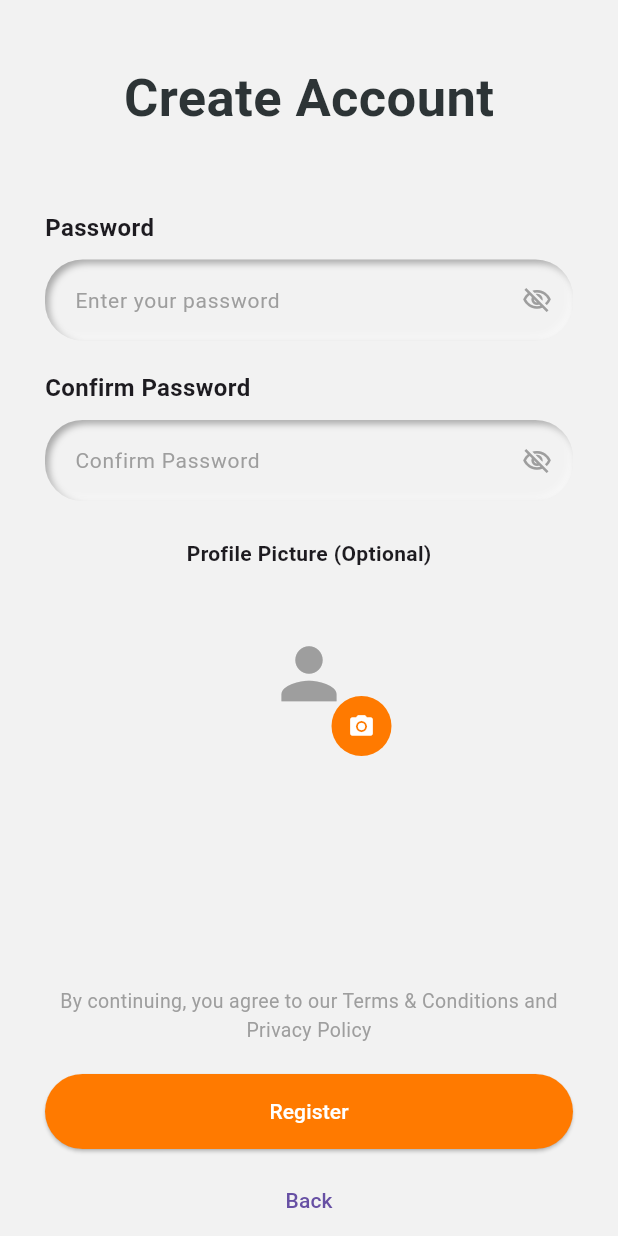
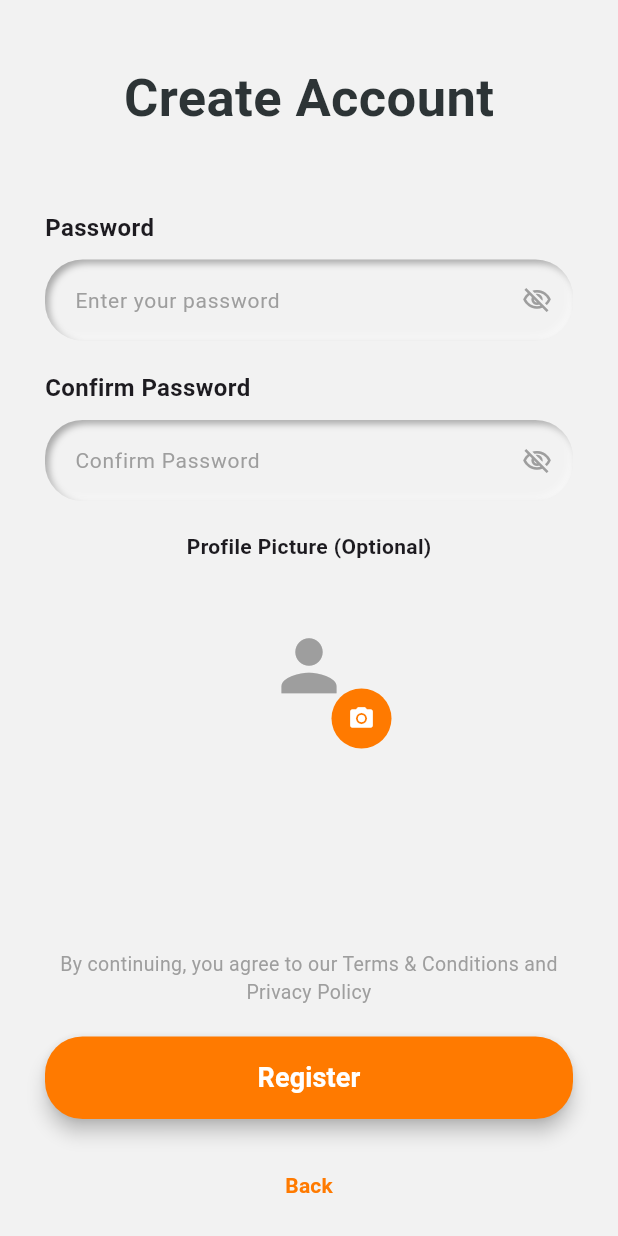
Before and after one commit to layal-hazeem/sportifo_app, a Flutter app: the RegisterScreen screen opened by its route, swiped to page 2, on a phone screen of 412 x 824 dp. Run offline on Flutter 3.47's test engine with Material 3 defaults, Android fonts, the light colour scheme and no system bars; our stand-ins replace bloc, dio, flutter_bloc, flutter_neumorphic_plus, get_it, image_picker and 2 more; accounts and stored records are empty.

Commit message:
joudy edits finish

```diff
--- a/lib/core/network/api_constants.dart
+++ b/lib/core/network/api_constants.dart
@@ -1,7 +1,7 @@
 class ApiConstants {
   // هاد الرابط بتعدليه بس الباك يعطوكي الـ Base URL تبعهم
-  static const String baseUrl = "http://192.168.27.147:8000/api/app/";
- // static const String baseUrl = "http://10.0.2.2:8000/api/app/";
+  //  static const String baseUrl = "http://192.168.1.112:8000/api/app/";
+  static const String baseUrl = "http://10.0.2.2:8000/api/app/";
   // هدول بتعدليهم حسب الـ Documentation اللي رح توصلك
   static const String register = "register";
   static const String login = "login";
--- a/lib/features/auth/presentation/view/register_screen.dart
+++ b/lib/features/auth/presentation/view/register_screen.dart
@@ -17,16 +17,14 @@ class RegisterScreen extends StatefulWidget {
   @override
   State<RegisterScreen> createState() => _RegisterScreenState();
 }
-
-// Form keys for validation
+// مفاتيح التحقق للنماذج
 final _step1FormKey = GlobalKey<FormState>();
 final _step2FormKey = GlobalKey<FormState>();
-
 class _RegisterScreenState extends State<RegisterScreen> {
   final PageController _controller = PageController();
   int currentPage = 0;
 
-  // Text controllers
+  // Controllers
   final TextEditingController _firstNameController = TextEditingController();
   final TextEditingController _lastNameController = TextEditingController();
   final TextEditingController _emailController = TextEditingController();
@@ -63,14 +61,43 @@ class _RegisterScreenState extends State<RegisterScreen> {
       }
     } else {
       if (_step2FormKey.currentState!.validate()) {
+
+        // 🔥 الحل الذكي: فحص الحقول لمعرفة ما أدخله المستخدم
+        final bool hasEmail = _emailController.text.trim().isNotEmpty;
+        final bool hasPhone = _phoneController.text.trim().isNotEmpty;
+
+        if (hasEmail && !hasPhone) {
+          // أدخل إيميل فقط -> نرسل فوراً
+          _submitRegistration('email');
+        }
+        else if (!hasEmail && hasPhone) {
+          // أدخل هاتف فقط -> نرسل فوراً
+          _submitRegistration('phone');
+        }
+        else if (hasEmail && hasPhone) {
+          // أدخل الاثنين معاً -> نعرض له الخيارات
           showOtpChoice();
+        }
+        else {
+          // احتياطياً في حال كان كلا الحقلين فارغين
+          // (رغم أن الفاليديشن يفترض أن يمنع ذلك)
+          ScaffoldMessenger.of(context).showSnackBar(
+            SnackBar(
+              content: Text(AppLocalizations.of(context)!.messageOfIncompleteInfo ?? "Please provide an email or phone"),
+              backgroundColor: Colors.red,
+            ),
+          );
+        }
       }
     }
   }
 
-  // Send data to Cubit
-  void _submitRegistration(String otpMethod) {
+  // method for send to the cubit
+  void _submitRegistration(String otpMethod, {bool fromBottomSheet = false}) {
+
+    if (fromBottomSheet) {
       Navigator.pop(context);
+    }
 
     context.read<RegisterCubit>().registerUser(
       firstName: _firstNameController.text.trim(),
@@ -84,10 +111,8 @@ class _RegisterScreenState extends State<RegisterScreen> {
     );
   }
 
-  // OTP method bottom sheet
   void showOtpChoice() {
     final l10n = AppLocalizations.of(context)!;
-
     showModalBottomSheet(
       context: context,
       backgroundColor: AppColors.background,
@@ -110,29 +135,27 @@ class _RegisterScreenState extends State<RegisterScreen> {
                 ),
               ),
               const SizedBox(height: 20),
-
-              Text(
-                l10n.chooseOtpMethod,
+              Text(l10n.chooseOtpMethod,
                 style: const TextStyle(
                   fontSize: 18,
                   fontWeight: FontWeight.bold,
                   color: AppColors.textDark,
                 ),
               ),
-
               const SizedBox(height: 20),
 
+              // 3. تعديل الـ onTap ليرسل البيانات بدلاً من الإغلاق فقط
               ListTile(
                 leading: const Icon(Icons.email_outlined),
                 title: Text(l10n.viaEmail),
                 onTap: () => _submitRegistration('email'),
               ),
-
               ListTile(
                 leading: const Icon(Icons.phone_outlined),
                 title: Text(l10n.viaPhone),
                 onTap: () => _submitRegistration('phone'),
               ),
+              const SizedBox(height: 10),
             ],
           ),
         );
@@ -146,25 +169,25 @@ class _RegisterScreenState extends State<RegisterScreen> {
 
     return Scaffold(
       backgroundColor: AppColors.background,
-
+      // 4. تغليف الواجهة بـ BlocConsumer
       body: BlocConsumer<RegisterCubit, RegisterState>(
         listener: (context, state) {
           if (state is RegisterSuccess) {
+
             Navigator.pushReplacementNamed(
                 context,
                 AppRoutes.otpScreen,
               arguments: _emailController.text.trim(),
             );
-          } else if (state is RegisterFailure) {
+          }
+          /// !!!
+          else if (state is RegisterFailure) {
+
             ScaffoldMessenger.of(context).showSnackBar(
-              SnackBar(
-                content: Text(state.errorMessage),
-                backgroundColor: Colors.red,
-              ),
+              SnackBar(content: Text(state.errorMessage), backgroundColor: Colors.red),
             );
           }
         },
-
         builder: (context, state) {
           return SafeArea(
             child: Stack(
@@ -174,18 +197,17 @@ class _RegisterScreenState extends State<RegisterScreen> {
                   child: Column(
                     children: [
                       const SizedBox(height: 40),
-
                       Text(
                         l10n.createAccount,
                         style: const TextStyle(
-                          fontSize: AppSizes.titleFontSize,
+                          fontSize:  AppSizes.titleFontSize,
                           fontWeight: FontWeight.bold,
                           color: AppColors.textDark,
                         ),
                       ),
-
                       const SizedBox(height: 30),
 
+                      // Pages
                       Expanded(
                         child: PageView(
                           controller: _controller,
@@ -194,8 +216,7 @@ class _RegisterScreenState extends State<RegisterScreen> {
                             setState(() => currentPage = index);
                           },
                           children: [
-
-                            /// STEP 1
+                            /// 🔥 STEP 1
                             SingleChildScrollView(
                               child: Form(
                                 key: _step1FormKey,
@@ -222,23 +243,66 @@ class _RegisterScreenState extends State<RegisterScreen> {
                                       l10n.enterEmail,
                                       Icons.email_outlined,
                                       controller: _emailController,
-                                      validator: (val) =>
-                                          AppValidators.validateEmail(val, message: "Required field"),
+                                      validator: (val) {
+                                        if (val!.trim().isEmpty &&
+                                            _phoneController.text.trim().isEmpty) {
+                                          return "Please enter email or phone";
+                                        }
+                                        return AppValidators.validateEmail(
+                                          val,
+                                          isRequired: false,
+                                          message: "",
+                                        );
+                                      },
                                     ),
                                     buildField(
                                       l10n.phone,
                                       l10n.enterPhone,
                                       Icons.phone_outlined,
                                       controller: _phoneController,
-                                      validator: (val) =>
-                                          AppValidators.validatePhone(val, message: "Required field"),
+                                      validator: (val) {
+                                        if (val!.trim().isEmpty &&
+                                            _emailController.text.trim().isEmpty) {
+                                          return "Please enter email or phone";
+                                        }
+                                        return AppValidators.validatePhone(
+                                          val,
+                                          isRequired: false,
+                                          message: "",
+                                        );
+                                      },
+                                    ),
+                                    const SizedBox(height: 30),
+
+                                    Row(
+                                      mainAxisAlignment: MainAxisAlignment.center,
+                                      children: [
+                                        Text(
+                                          l10n.dontHaveAccount,
+                                          style: const TextStyle(
+                                            color: AppColors.textDark,
+                                            fontSize: AppSizes.hintFontSize,
+                                          ),
+                                        ),
+                                        TextButton(
+                                          onPressed: login,
+                                          child: Text(
+                                            l10n.login,
+                                            style: const TextStyle(
+                                              color: AppColors.primaryBtn,
+                                              fontWeight: FontWeight.bold,
+                                              fontSize: AppSizes.mediumFontSize,
+                                            ),
+                                          ),
+                                        ),
+                                      ],
                                     ),
                                   ],
                                 ),
                               ),
                             ),
 
-                            /// STEP 2
+                            /// 🔥 STEP 2
                             SingleChildScrollView(
                               child: Form(
                                 key: _step2FormKey,
@@ -253,31 +317,28 @@ class _RegisterScreenState extends State<RegisterScreen> {
                                       validator: (val) =>
                                           AppValidators.validatePassword(val, message: "Required field"),
                                     ),
-
                                     buildField(
                                       l10n.confirmPassword,
                                       l10n.confirmPassword,
                                       Icons.visibility_off_outlined,
                                       isPassword: true,
                                       controller: _confirmPasswordController,
-                                      validator: (val) =>
-                                          AppValidators.validateConfirmPassword(
+                                      validator: (val) => AppValidators.validateConfirmPassword(
                                         val,
                                         _passwordController.text,
                                         message: "Required field",
                                       ),
                                     ),
 
-                                    const SizedBox(height: 25),
+                                    const SizedBox(height: 20),
 
-                                    /// Profile Image (same style as CompleteProfile)
+                                    /// Profile Image
                                     Column(
                                       children: [
                                         Text(
                                           l10n.profilePicture,
                                           style: const TextStyle(fontWeight: FontWeight.bold),
                                         ),
-
                                         const SizedBox(height: 15),
 
                                         Stack(
@@ -296,7 +357,6 @@ class _RegisterScreenState extends State<RegisterScreen> {
                                               )
                                                   : null,
                                             ),
-
                                             Positioned(
                                               bottom: 0,
                                               right: 0,
@@ -309,20 +369,16 @@ class _RegisterScreenState extends State<RegisterScreen> {
                                                     size: 18,
                                                   ),
                                                   onPressed: () async {
-                                                    final File? pickedImage = await AppImagePicker
-                                                        .showImageSourceDialog(
-                                                        context);
+                                                    final File? pickedImage =
+                                                    await AppImagePicker.showImageSourceDialog(context);
 
-                                                    // إذا اختار صورة، نحدث المتغير ونعمل setState لكي تظهر الشاشة الصورة الجديدة
                                                     if (pickedImage != null) {
                                                       setState(() {
-                                                        _selectedProfilePic =
-                                                            pickedImage;
+                                                        _selectedProfilePic = pickedImage;
                                                       });
-                                                    };
                                                     }
+                                                  },
                                                 ),
-
                                               ),
                                             ),
                                           ],
@@ -337,9 +393,10 @@ class _RegisterScreenState extends State<RegisterScreen> {
                         ),
                       ),
 
-                      const SizedBox(height: 10),
-
-                      Text(
+                      /// 🔥 هاد لازم يكون جوّا الـ Column مو برا
+                      Padding(
+                        padding: const EdgeInsets.symmetric(horizontal: 10),
+                        child: Text(
                           l10n.termsText,
                           textAlign: TextAlign.center,
                           style: const TextStyle(
@@ -347,22 +404,16 @@ class _RegisterScreenState extends State<RegisterScreen> {
                             fontSize: 13,
                           ),
                         ),
+                      ),
 
                       const SizedBox(height: 20),
 
-                      ElevatedButton(
-                        style: ElevatedButton.styleFrom(
-                          backgroundColor: AppColors.primaryBtn,
-                          minimumSize: const Size(double.infinity, 50),
-                        ),
+                      CustomAuthButton(
+                        text: currentPage == 0 ? l10n.next : l10n.register,
                         onPressed: nextStep,
-                        child: Text(
-                          currentPage == 0 ? l10n.next : l10n.register,
-                          style: const TextStyle(color: Colors.white),
-                        ),
                       ),
 
-                      const SizedBox(height: 10),
+                      const SizedBox(height: 20),
 
                       if (currentPage == 1)
                         TextButton(
@@ -372,19 +423,26 @@ class _RegisterScreenState extends State<RegisterScreen> {
                               curve: Curves.easeInOut,
                             );
                           },
-                          child: Text(l10n.back),
+                          child: Text(
+                            l10n.back,
+                            style: const TextStyle(
+                              color: AppColors.primaryBtn,
+                              fontWeight: FontWeight.bold,
                             ),
+                          ),
+                        ),
+
+                      const SizedBox(height: 10),
                     ],
                   ),
                 ),
 
+                // loading
                 if (state is RegisterLoading)
                   Container(
                     color: Colors.black.withValues(alpha: 0.3),
                     child: const Center(
-                      child: CircularProgressIndicator(
-                        color: AppColors.primaryBtn,
-                      ),
+                      child: CircularProgressIndicator(color: AppColors.primaryBtn),
                     ),
                   ),
               ],
@@ -401,21 +459,20 @@ class _RegisterScreenState extends State<RegisterScreen> {
       IconData icon, {
         bool isPassword = false,
         required TextEditingController controller,
-        String? Function(String?)? validator,
+        String? Function(String?)? validator, // تمرير الفالديتور
       }) {
     return Column(
       crossAxisAlignment: CrossAxisAlignment.start,
       children: [
         const SizedBox(height: 20),
-        Text(label,
-            style: const TextStyle(fontWeight: FontWeight.bold, fontSize: 16)),
+        Text(label, style: const TextStyle(fontWeight: FontWeight.bold, fontSize: 16)),
         const SizedBox(height: 10),
         CustomNeumorphicField(
           hint: hint,
           icon: icon,
           isPassword: isPassword,
           controller: controller,
-          validator: validator,
+          validator: validator, // ربطه هنا
         ),
       ],
     );
```
Also changed, not shown: lib/core/helpers/app_validators.dart (+7 -8 lines), lib/features/auth/data/models/register/register_request_model.dart (+8 -2 lines), lib/features/auth/data/models/register/register_response_model.dart (+4 -3 lines), lib/features/auth/presentation/view_model/register/register_cubit.dart (+14 -6 lines). Lines whose indentation alone changed are shown as unchanged.
